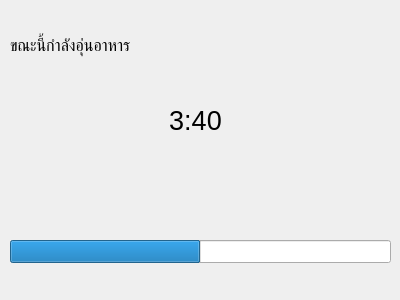
LagSeeN/Py-Food-Vending-Machine, file assets/design/TimerCook.ui: the form before one commit.
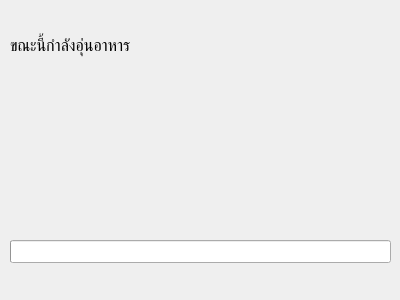
The form after the commit. Icons and pictures are not drawn.

Commit message: :lipstick: update ui ,rename label

```diff
--- a/assets/design/TimerCook.ui
+++ b/assets/design/TimerCook.ui
@@ -10,6 +10,18 @@
     <height>300</height>
    </rect>
   </property>
+  <property name="minimumSize">
+   <size>
+    <width>400</width>
+    <height>300</height>
+   </size>
+  </property>
+  <property name="maximumSize">
+   <size>
+    <width>400</width>
+    <height>300</height>
+   </size>
+  </property>
   <property name="windowTitle">
    <string>Cook - Food Vending Machine</string>
   </property>
@@ -27,7 +39,7 @@
     </rect>
    </property>
    <property name="value">
-    <number>50</number>
+    <number>0</number>
    </property>
    <property name="textVisible">
     <bool>false</bool>
@@ -78,7 +90,7 @@
     </font>
    </property>
    <property name="text">
-    <string>3:40</string>
+    <string/>
    </property>
    <property name="alignment">
     <set>Qt::AlignCenter</set>
```
The commit also changes 5 other files.
